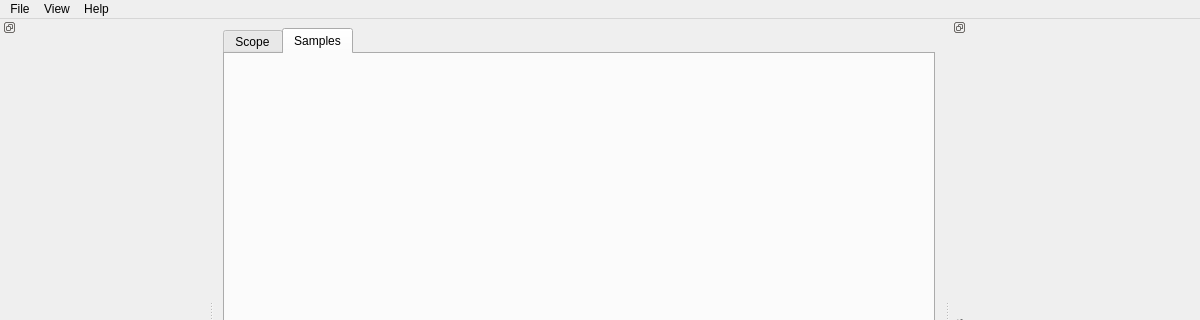
jocic/adc-converter, file source/mainwindow.ui: the form before one commit; both pictures show x 0 to 1200 and y 0 to 320 of the 1200 by 600 pixel window.
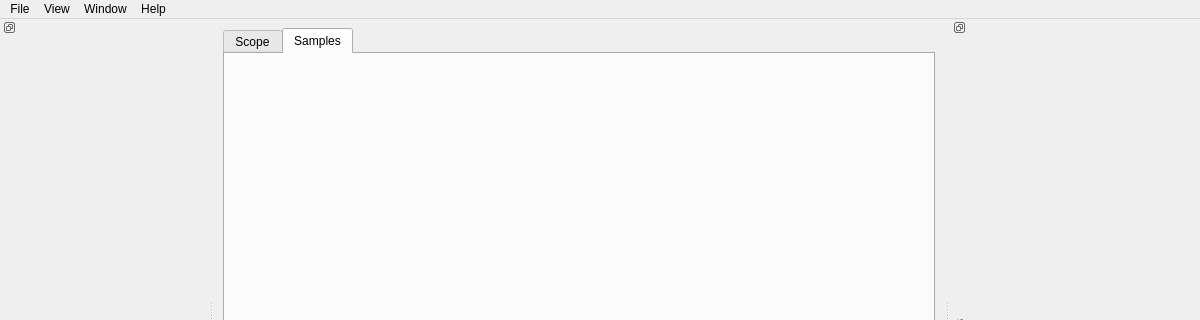
The form after the commit. Custom widgets are drawn as their Qt base class.

Commit message: Full Screen Toggle

Patch:
```diff
--- a/source/mainwindow.ui
+++ b/source/mainwindow.ui
@@ -254,8 +254,15 @@
     <addaction name="separator"/>
     <addaction name="action_Exit"/>
    </widget>
+   <widget class="QMenu" name="menu_Window">
+    <property name="title">
+     <string>Window</string>
+    </property>
+    <addaction name="actionFull_Screen"/>
+   </widget>
    <addaction name="menu_File"/>
    <addaction name="menu_Views"/>
+   <addaction name="menu_Window"/>
    <addaction name="menu_Help"/>
   </widget>
   <widget class="QDockWidget" name="dock_Tools">
```
Left out of the diff: 8 changed lines with no effect on the pictures. The commit also changes 5 other files.
